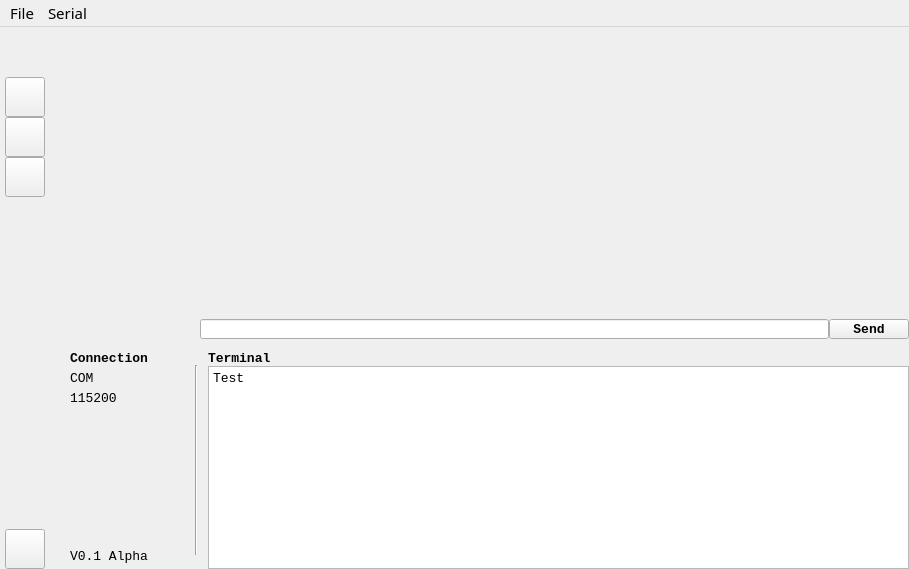
Above: northstar.ui from Berkin99/NorthstarLib before the change. Below: the same form after it.
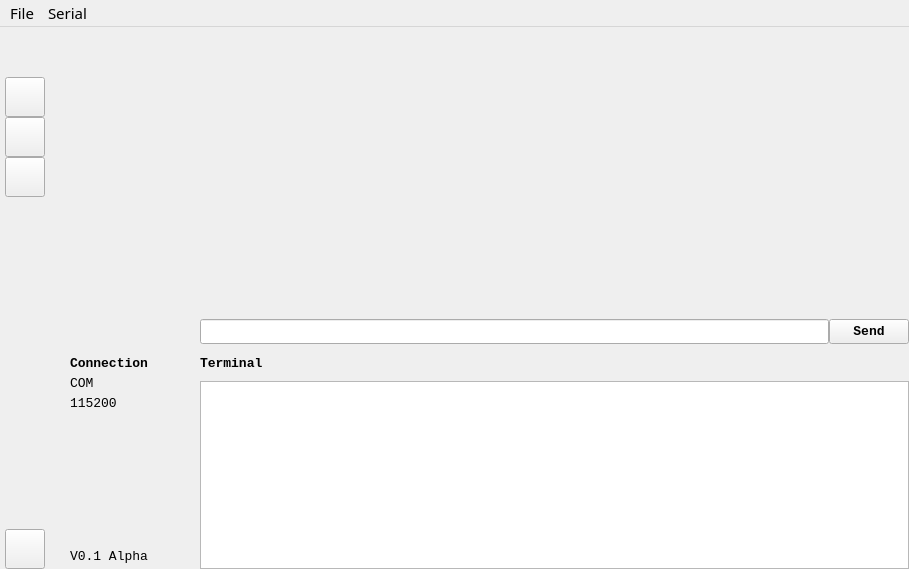
That is the form after the change. Icons and pictures are not drawn.

What changed in the file:
```diff
--- a/northstar.ui
+++ b/northstar.ui
@@ -50,6 +50,12 @@
   <property name="windowTitle">
    <string>Northstar</string>
   </property>
+  <property name="iconSize">
+   <size>
+    <width>0</width>
+    <height>0</height>
+   </size>
+  </property>
   <widget class="QWidget" name="centralwidget">
    <property name="font">
     <font>
@@ -361,7 +367,7 @@
            <property name="minimumSize">
             <size>
              <width>250</width>
-             <height>20</height>
+             <height>25</height>
             </size>
            </property>
            <property name="font">
@@ -370,6 +376,9 @@
              <pointsize>10</pointsize>
             </font>
            </property>
+           <property name="text">
+            <string/>
+           </property>
           </widget>
          </item>
          <item>
@@ -377,13 +386,13 @@
            <property name="minimumSize">
             <size>
              <width>0</width>
-             <height>20</height>
+             <height>25</height>
             </size>
            </property>
            <property name="maximumSize">
             <size>
              <width>16777215</width>
-             <height>20</height>
+             <height>25</height>
             </size>
            </property>
            <property name="font">
@@ -434,7 +443,7 @@
              <number>0</number>
             </property>
             <property name="rightMargin">
-             <number>0</number>
+             <number>5</number>
             </property>
             <property name="bottomMargin">
              <number>5</number>
@@ -575,23 +584,10 @@
             </item>
            </layout>
           </item>
-          <item>
-           <widget class="Line" name="line">
-            <property name="maximumSize">
-             <size>
-              <width>16777215</width>
-              <height>190</height>
-             </size>
-            </property>
-            <property name="orientation">
-             <enum>Qt::Vertical</enum>
-            </property>
-           </widget>
-          </item>
           <item>
            <layout class="QVBoxLayout" name="verticalLayout_3">
             <property name="spacing">
-             <number>0</number>
+             <number>10</number>
             </property>
             <item>
              <widget class="QLabel" name="terminalLabel">
@@ -633,7 +629,6 @@
 &lt;html&gt;&lt;head&gt;&lt;meta name=&quot;qrichtext&quot; content=&quot;1&quot; /&gt;&lt;style type=&quot;text/css&quot;&gt;
 p, li { white-space: pre-wrap; }
 &lt;/style&gt;&lt;/head&gt;&lt;body style=&quot; font-family:'Consolas'; font-size:10pt; font-weight:400; font-style:normal;&quot;&gt;
-&lt;p style=&quot; margin-top:0px; margin-bottom:0px; margin-left:0px; margin-right:0px; -qt-block-indent:0; text-indent:0px;&quot;&gt;Test&lt;/p&gt;
 &lt;p style=&quot;-qt-paragraph-type:empty; margin-top:0px; margin-bottom:0px; margin-left:0px; margin-right:0px; -qt-block-indent:0; text-indent:0px;&quot;&gt;&lt;br /&gt;&lt;/p&gt;&lt;/body&gt;&lt;/html&gt;</string>
               </property>
              </widget>
```
Left out of the diff: 17 changed lines with no effect on the pictures.
